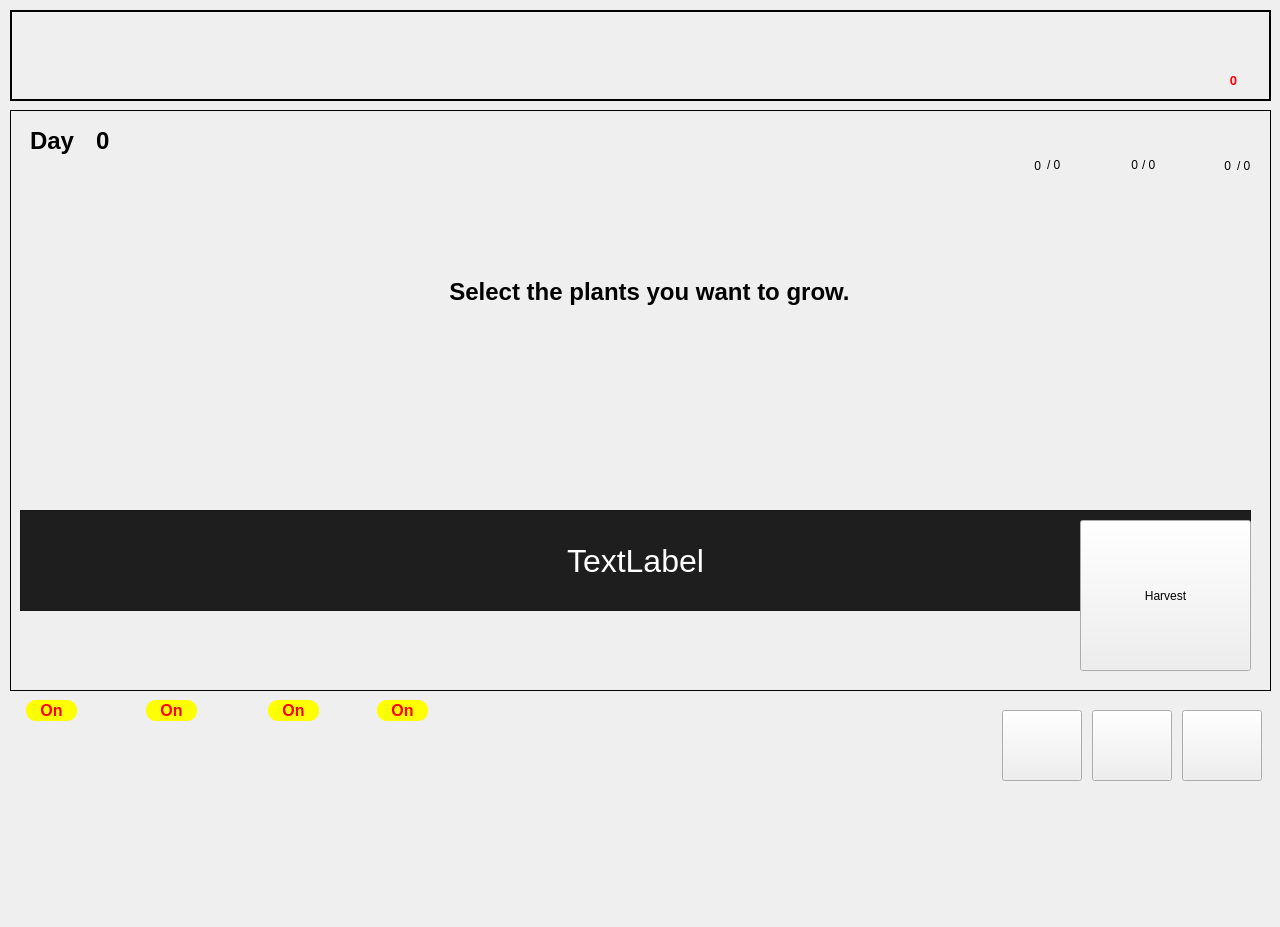
addinedu-ros-6th/iot-repo-1, file SmartFarmGUI/ui/main.ui: the form before one commit.
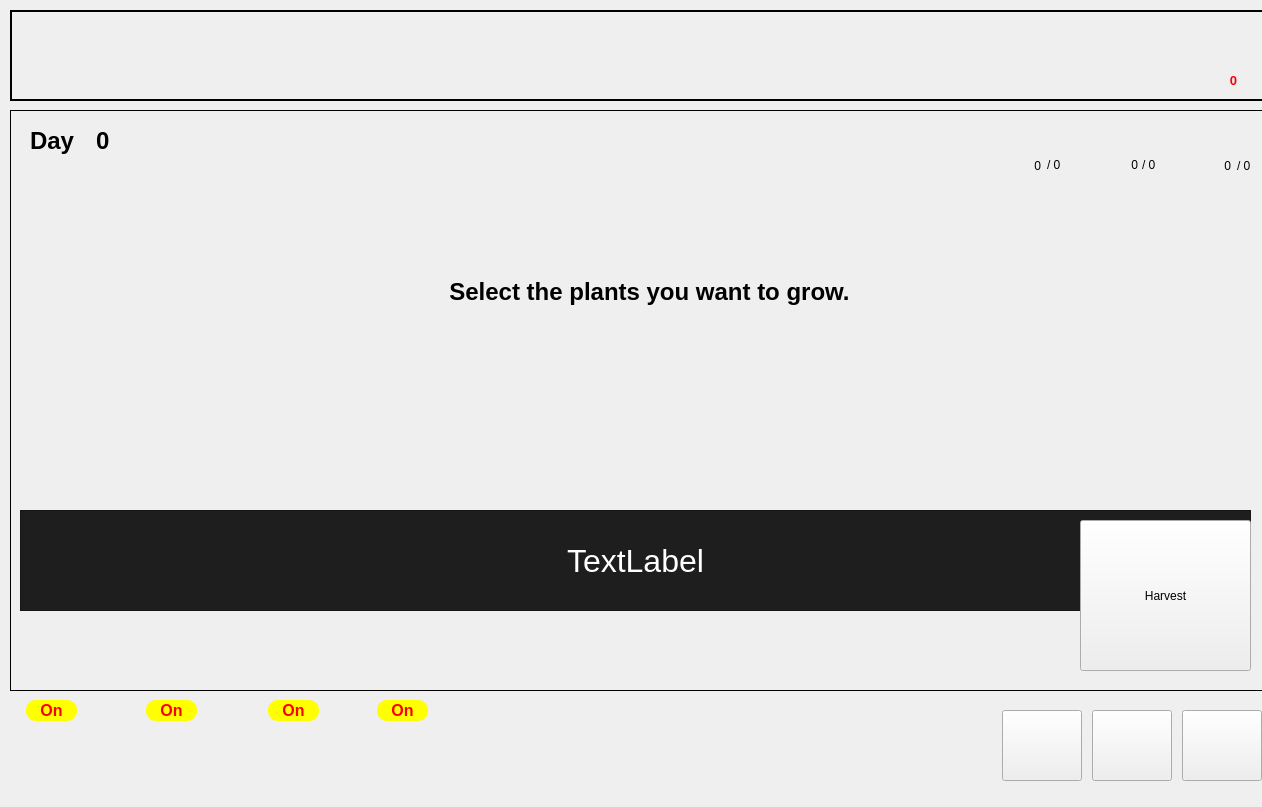
The form after the commit. Icons and pictures are not drawn.

```diff
--- a/SmartFarmGUI/ui/main.ui
+++ b/SmartFarmGUI/ui/main.ui
@@ -6,8 +6,8 @@
    <rect>
     <x>0</x>
     <y>0</y>
-    <width>1280</width>
-    <height>927</height>
+    <width>1262</width>
+    <height>807</height>
    </rect>
   </property>
   <property name="windowTitle">
```
